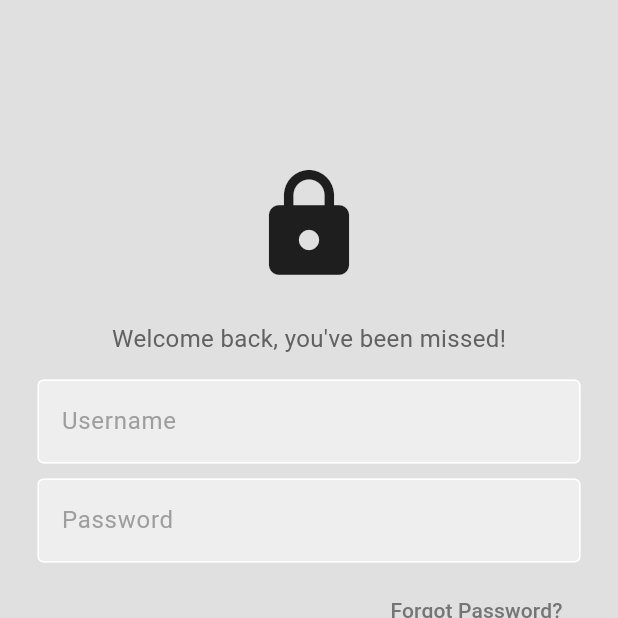
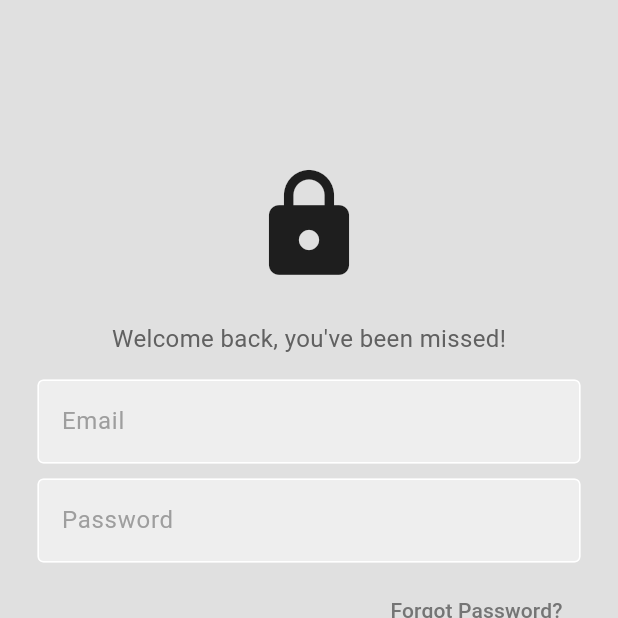
Before and after one commit to Tyler-dev-eng/basic-authentication, a Flutter app: the screen it shows after launch, after a tap on "Sign In", on a phone screen of 412 x 824 dp, the top half of it. Run offline on Flutter 3.47's test engine with Material 3 defaults, Android fonts, the phone set to English and light mode, and no system bars; our stand-ins replace firebase_auth, firebase_core; accounts and stored records are empty; generated files the repository leaves out were written again; network calls fail.

Commit message:
Adding firebase login

```diff
--- a/lib/main.dart
+++ b/lib/main.dart
@@ -1,4 +1,4 @@
-import 'package:basic_authentication/pages/login_page.dart';
+import 'package:basic_authentication/pages/auth_page.dart';
 import 'package:flutter/material.dart';
 import 'package:firebase_core/firebase_core.dart';
 import 'firebase_options.dart';
@@ -15,6 +15,6 @@ class MyApp extends StatelessWidget {
   // This widget is the root of your application.
   @override
   Widget build(BuildContext context) {
-    return MaterialApp(debugShowCheckedModeBanner: false, home: LoginPage());
+    return MaterialApp(debugShowCheckedModeBanner: false, home: AuthPage());
   }
 }
--- /dev/null
+++ b/lib/pages/auth_page.dart
@@ -0,0 +1,34 @@
+import 'package:basic_authentication/pages/home_page.dart';
+import 'package:basic_authentication/pages/login_page.dart';
+import 'package:firebase_auth/firebase_auth.dart';
+import 'package:flutter/material.dart';
+
+class AuthPage extends StatelessWidget {
+  const AuthPage({super.key});
+
+  @override
+  Widget build(BuildContext context) {
+    return Scaffold(
+      body: StreamBuilder(
+        stream: FirebaseAuth.instance.authStateChanges(),
+        builder: (context, snapshot) {
+          // Handle connection errors gracefully
+          if (snapshot.hasError) {
+            // If there's an error, still show login page
+            return LoginPage();
+          }
+
+          if (snapshot.connectionState == ConnectionState.waiting) {
+            return const Center(child: CircularProgressIndicator());
+          }
+
+          if (snapshot.hasData) {
+            return HomePage();
+          } else {
+            return LoginPage();
+          }
+        },
+      ),
+    );
+  }
+}
--- /dev/null
+++ b/lib/pages/home_page.dart
@@ -0,0 +1,10 @@
+import 'package:flutter/material.dart';
+
+class HomePage extends StatelessWidget {
+  const HomePage({super.key});
+
+  @override
+  Widget build(BuildContext context) {
+    return Scaffold(body: Column(children: [Text('Home Page')]));
+  }
+}
--- a/lib/pages/login_page.dart
+++ b/lib/pages/login_page.dart
@@ -1,15 +1,39 @@
 import 'package:basic_authentication/components/my_button.dart';
 import 'package:basic_authentication/components/my_textfield.dart';
 import 'package:basic_authentication/components/square_tile.dart';
+import 'package:firebase_auth/firebase_auth.dart';
 import 'package:flutter/material.dart';
 
 class LoginPage extends StatelessWidget {
   LoginPage({super.key});
 
-  final usernameController = TextEditingController();
+  final emailController = TextEditingController();
   final passwordController = TextEditingController();
 
-  void onSignInPressed() {}
+  void onSignInPressed() async {
+    try {
+      await FirebaseAuth.instance.signInWithEmailAndPassword(
+        email: emailController.text,
+        password: passwordController.text,
+      );
+    } on FirebaseAuthException catch (e) {
+      // Handle authentication errors
+      String errorMessage = 'An error occurred';
+      if (e.code == 'user-not-found') {
+        errorMessage = 'No user found for that email.';
+      } else if (e.code == 'wrong-password') {
+        errorMessage = 'Wrong password provided.';
+      } else if (e.code == 'invalid-email') {
+        errorMessage = 'Invalid email address.';
+      } else if (e.code == 'network-request-failed') {
+        errorMessage = 'Network error. Please check your connection.';
+      }
+      // You can show a SnackBar or Dialog here with errorMessage
+      print('Firebase Auth Error: ${e.code} - $errorMessage');
+    } catch (e) {
+      print('Error signing in: $e');
+    }
+  }
 
   @override
   Widget build(BuildContext context) {
@@ -35,10 +59,10 @@ class LoginPage extends StatelessWidget {
 
               SizedBox(height: 16),
 
-              // username field
+              // email field
               MyTextField(
-                controller: usernameController,
-                hintText: 'Username',
+                controller: emailController,
+                hintText: 'Email',
                 obscureText: false,
               ),
 
--- a/pubspec.yaml
+++ b/pubspec.yaml
@@ -35,6 +35,7 @@ dependencies:
   # Use with the CupertinoIcons class for iOS style icons.
   cupertino_icons: ^1.0.8
   firebase_core: ^4.4.0
+  firebase_auth: ^6.1.4
 
 dev_dependencies:
   flutter_test:
```
Also changed, not shown: pubspec.lock, 4 other files.
